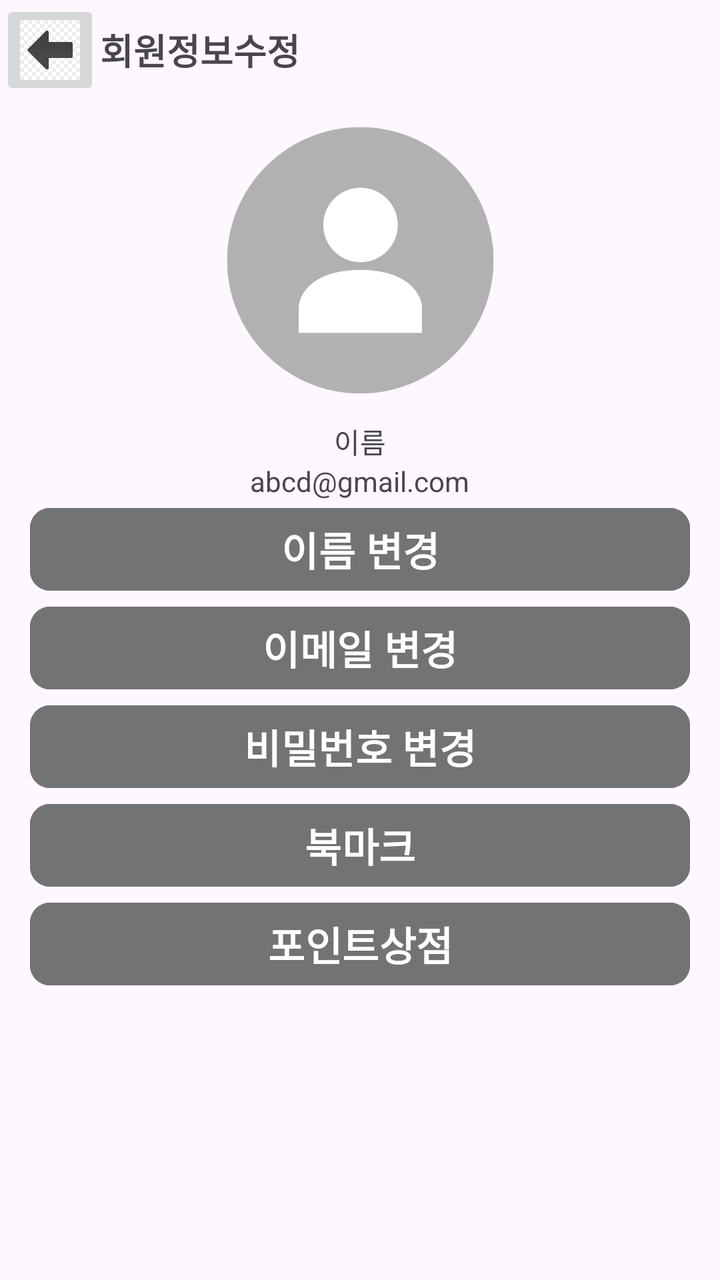
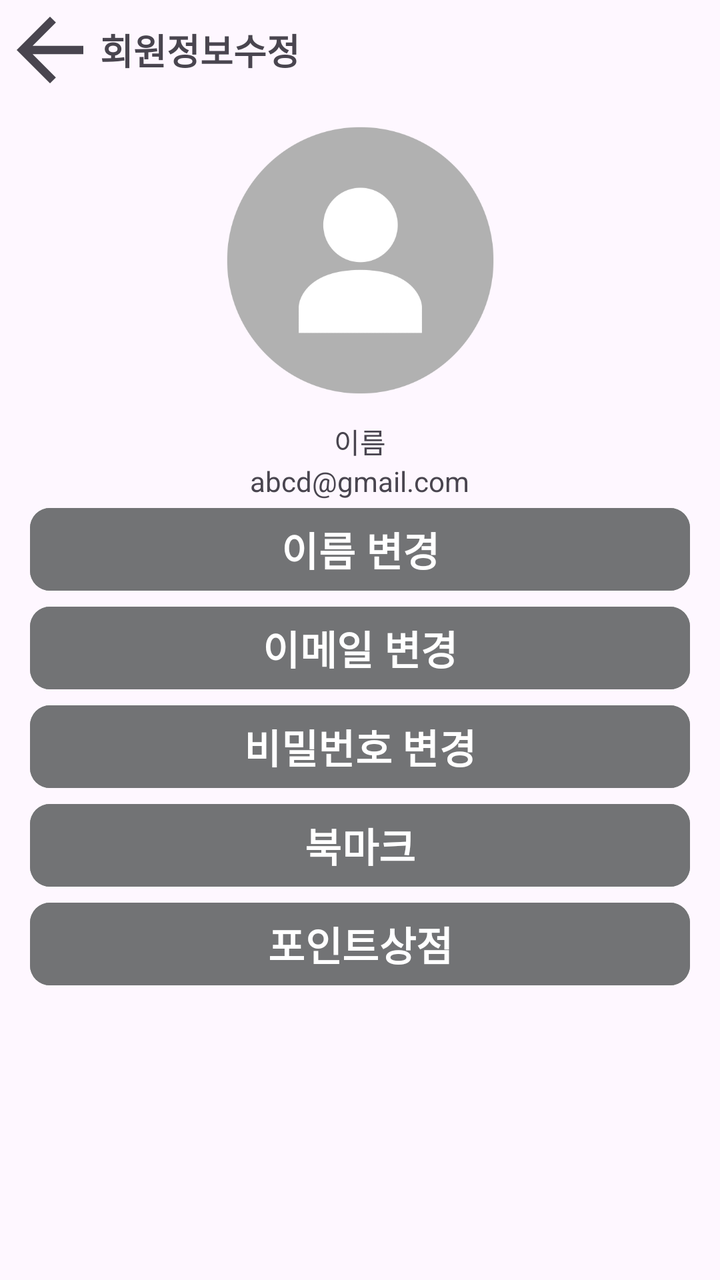

Compare the two renders of this Android layout. The source of the first and the diff that turns it into the second are given below.
<!-- AndroidManifest.xml: application theme Theme.Lostfind -->
<!-- res/layout/myinfo.xml -->
<?xml version="1.0" encoding="utf-8"?>
<LinearLayout xmlns:android="http://schemas.android.com/apk/res/android"
    xmlns:app="http://schemas.android.com/apk/res-auto"
    xmlns:tools="http://schemas.android.com/tools"
    android:id="@+id/main"
    android:layout_width="match_parent"
    android:layout_height="match_parent"
    android:orientation="vertical"
    tools:context=".MainActivity"
    android:visibility="visible">

    <RelativeLayout
        android:layout_width="match_parent"
        android:layout_height="50dp"
        android:orientation="horizontal">

        <ImageButton
            android:id="@+id/imageButton"
            android:layout_width="50dp"
            android:layout_height="50dp"
            android:adjustViewBounds="true"
            android:scaleType="centerCrop"
            android:src="@drawable/left_arrow"
            android:contentDescription="backButton"
            />

        <TextView
            android:layout_width="wrap_content"
            android:layout_height="50dp"
            android:layout_alignBottom="@id/imageButton"
            android:layout_toRightOf="@id/imageButton"
            android:text="회원정보수정"
            android:textSize="18sp"
            android:textStyle="bold"
            android:gravity="center"/>
    </RelativeLayout>

    <LinearLayout
        android:layout_width="match_parent"
        android:layout_height="200dp"
        android:orientation="vertical"
        android:gravity="bottom|center">

        <ImageView
            android:layout_width="140dp"
            android:layout_height="100dp"
            android:scaleType="centerCrop"
            android:adjustViewBounds="true"
            android:src="@drawable/default_infoicon"
            android:layout_weight="1" />


        <TextView
            android:id="@+id/userName"
            android:layout_width="wrap_content"
            android:layout_height="wrap_content"
            android:text="이름"/>

        <TextView
            android:id="@+id/userEmail"
            android:layout_width="wrap_content"
            android:layout_height="wrap_content"
            android:text="abcd@gmail.com"/>

    </LinearLayout>

    <LinearLayout
        android:layout_width="match_parent"
        android:layout_height="match_parent"
        android:orientation="vertical"
        android:weightSum="100">


        <Button
            android:id="@+id/name_change_button"
            android:layout_width="match_parent"
            android:layout_height="wrap_content"
            android:layout_marginLeft="15dp"
            android:layout_marginRight="15dp"
            android:text="이름 변경"
            android:textSize="20sp"
            android:textStyle="bold"
            app:cornerRadius="10dp"
            android:backgroundTint="@color/gray"/>

        <Button
            android:id="@+id/email_change_button"
            android:layout_width="match_parent"
            android:layout_height="wrap_content"
            android:layout_marginLeft="15dp"
            android:layout_marginRight="15dp"
            android:text="이메일 변경"
            android:textSize="20sp"
            android:textStyle="bold"
            app:cornerRadius="10dp"
            android:backgroundTint="@color/gray"/>

        <Button
            android:id="@+id/pw_change_button"
            android:layout_width="match_parent"
            android:layout_height="wrap_content"
            android:layout_marginRight="15dp"
            android:layout_marginLeft="15dp"
            android:text="비밀번호 변경"
            android:textSize="20sp"
            android:textStyle="bold"
            app:cornerRadius="10dp"
            android:backgroundTint="@color/gray"/>

        <Button
            android:id="@+id/bookmark_button"
            android:layout_width="match_parent"
            android:layout_height="wrap_content"
            android:layout_marginLeft="15dp"
            android:layout_marginRight="15dp"
            android:text="북마크"
            android:textSize="20sp"
            android:textStyle="bold"
            app:cornerRadius="10dp"
            android:backgroundTint="@color/gray"/>

        <Button
            android:id="@+id/pointshop_button"
            android:layout_width="match_parent"
            android:layout_height="wrap_content"
            android:layout_marginLeft="15dp"
            android:layout_marginRight="15dp"
            android:text="포인트상점"
            android:textSize="20sp"
            android:textStyle="bold"
            app:cornerRadius="10dp"
            android:backgroundTint="@color/gray"/>
    </LinearLayout>

</LinearLayout>
<!-- resources referenced by this layout -->
<resources>
  <color name="gray">#727375</color>
  <!-- drawable default_infoicon: png bitmap (drawable, 16943 bytes) -->
  <!-- drawable left_arrow: jpg bitmap (drawable, 5456 bytes) -->
  <style name="Theme.Lostfind" parent="Base.Theme.Lostfind" />
  <style name="Base.Theme.Lostfind" parent="Theme.Material3.DayNight.NoActionBar">
          
          
      </style>
</resources>

<!-- the commit's change to res/layout/myinfo.xml (unified diff, before → after) -->
@@ -22,7 +22,7 @@
             android:scaleType="centerCrop"
             android:src="@drawable/left_arrow"
             android:contentDescription="backButton"
-            />
+            android:background="?selectableItemBackgroundBorderless" />
 
         <TextView
             android:layout_width="wrap_content"
<!-- resource entries referenced after the edit -->
@@ -2,7 +2,20 @@
 <resources>
   <color name="gray">#727375</color>
   <!-- drawable default_infoicon: png bitmap (drawable, 16943 bytes) -->
-  <!-- drawable left_arrow: jpg bitmap (drawable, 5456 bytes) -->
+  <!-- drawable left_arrow (drawable) -->
+  <?xml version="1.0" encoding="utf-8"?>
+  <vector xmlns:android="http://schemas.android.com/apk/res/android"
+      android:width="24dp"
+      android:height="24dp"
+      android:viewportWidth="24"
+      android:viewportHeight="24"
+      android:tint="?attr/colorControlNormal">  
+  
+      
+      <path
+          android:fillColor="@android:color/white"
+          android:pathData="M20,11H7.83l5.59,-5.59L12,4l-8,8 8,8 1.41,-1.41L7.83,13H20v-2z"/>
+  </vector>
   <style name="Theme.Lostfind" parent="Base.Theme.Lostfind" />
   <style name="Base.Theme.Lostfind" parent="Theme.Material3.DayNight.NoActionBar">
           
